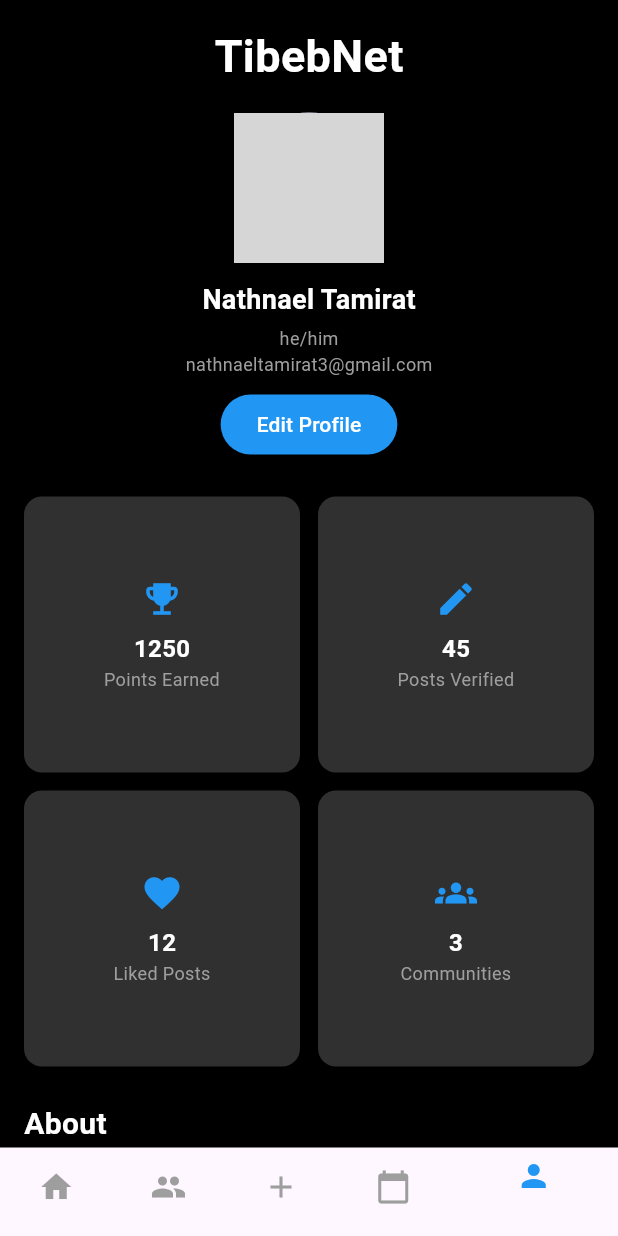
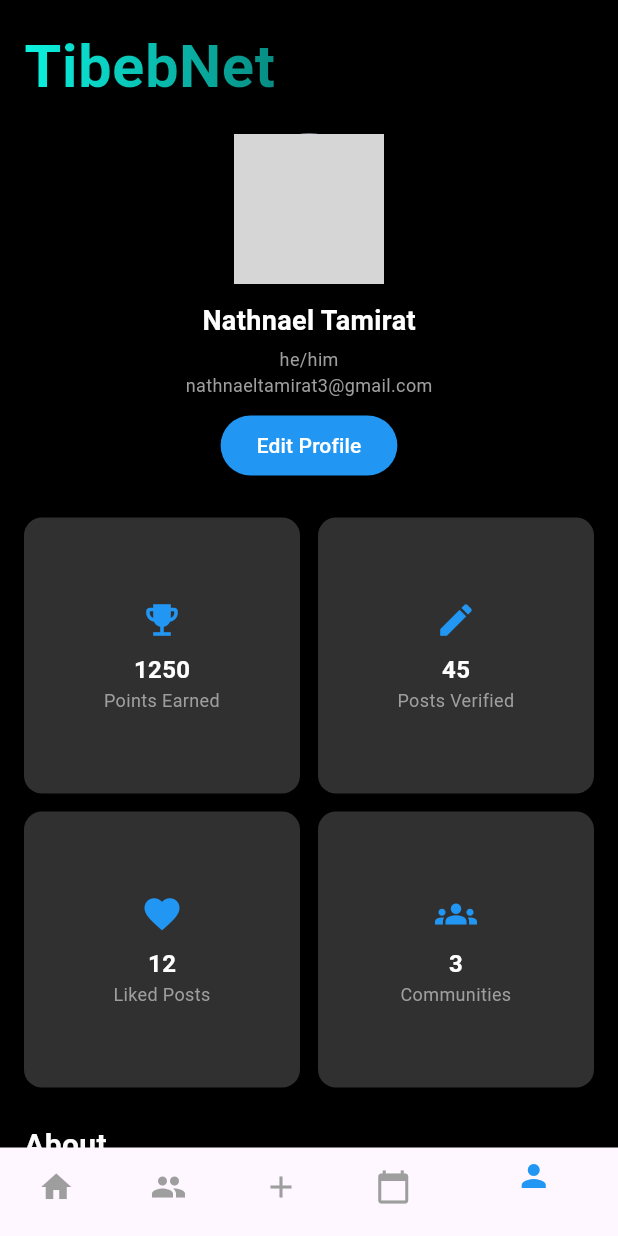
Before and after one commit to nathnaeltamirat/TibebNet_frontend, a Flutter app: the ProfilePage screen opened directly, on a phone screen of 412 x 824 dp. Run offline on Flutter 3.47's test engine with Material 3 defaults, Android fonts, the phone set to English and light mode, and no system bars; our stand-ins replace flutter_secure_storage, google_sign_in; accounts and stored records are empty; grey boxes are pictures that could not be loaded.

Commit message:
fixed minor design pull request issues

```diff
--- a/tibebnet/lib/main.dart
+++ b/tibebnet/lib/main.dart
@@ -1,6 +1,7 @@
 import 'package:flutter/material.dart';
 import 'package:tibebnet/screens/auth/login_screen.dart';
 import 'package:tibebnet/screens/auth/signup_screen.dart';
+import 'package:tibebnet/screens/profile/ProfilePage.dart';
 
 void main() {
   runApp(const MyApp());
@@ -11,11 +12,8 @@ class MyApp extends StatelessWidget {
 
   Widget build(BuildContext context) {
     return MaterialApp(
-      theme: ThemeData(
-        scaffoldBackgroundColor: Color(0XFF201A30),
-      ),
-      home: const LoginPage()
+      theme: ThemeData(scaffoldBackgroundColor: Color(0XFF201A30)),
+      home: const ProfilePage(),
     );
-
   }
 }
--- a/tibebnet/lib/screens/auth/ProfilePage.dart
+++ b/tibebnet/lib/screens/profile/ProfilePage.dart
@@ -26,14 +26,23 @@ class ProfilePage extends StatelessWidget {
           child: Column(
             crossAxisAlignment: CrossAxisAlignment.center,
             children: [
-              const Text(
-                'TibebNet',
-                style: TextStyle(
-                  fontSize: 30,
-                  fontWeight: FontWeight.bold,
-                  color: Colors.white,
+                Row(
+                  mainAxisAlignment: MainAxisAlignment.start,
+                  children: [
+                    GradientText(
+                      text: "TibebNet",
+                      gradient: const LinearGradient(
+                        colors: [Color(0xFF0CF2E0), Color(0xFF078C82)],
+                        begin: Alignment.centerLeft,
+                        end: Alignment.centerRight,
+                      ),
+                      style: const TextStyle(
+                        fontSize: 40,
+                        fontWeight: FontWeight.bold,
+                      ),
+                    ),
+                  ],
                 ),
-              ),
               const SizedBox(height: 16),
               const CircleAvatar(
                 radius: 50,
@@ -233,3 +242,28 @@ class ProfilePage extends StatelessWidget {
     );
   }
 }
+
+class GradientText extends StatelessWidget {
+  final String text;
+  final TextStyle style;
+  final Gradient gradient;
+
+  const GradientText({
+    Key? key,
+    required this.text,
+    required this.gradient,
+    this.style = const TextStyle(),
+  }) : super(key: key);
+
+  @override
+  Widget build(BuildContext context) {
+    return ShaderMask(
+      shaderCallback:
+          (bounds) => gradient.createShader(
+            Rect.fromLTWH(0, 0, bounds.width, bounds.height),
+          ),
+      blendMode: BlendMode.srcIn,
+      child: Text(text, style: style),
+    );
+  }
+}
```
